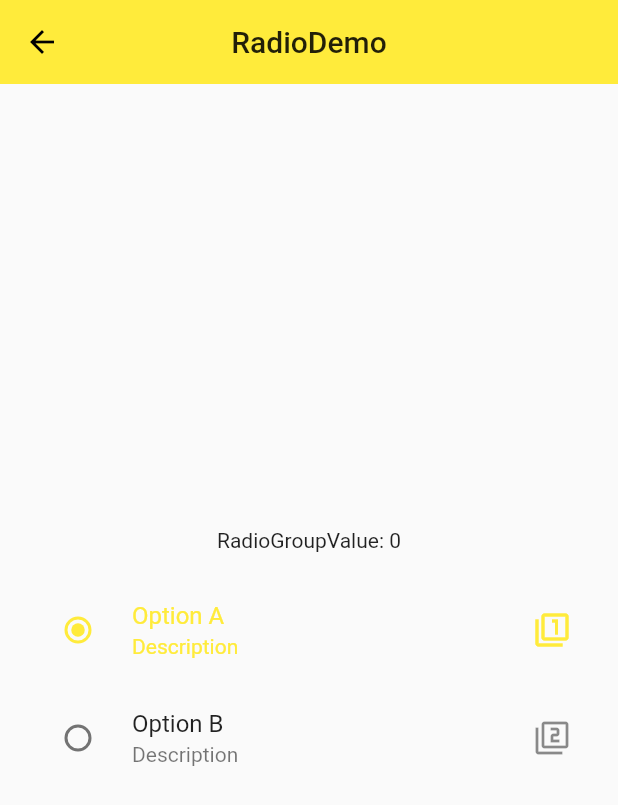
After one commit to RRRMannn/linbaba_flutter, a Flutter app: the screen it shows after launch, after a tap on "Radio", on a phone screen of 412 x 824 dp. The commit adds this screen. Shown: the top 805 px of the screen. Run offline on Flutter 3.47's test engine with Material 2 defaults, Android fonts, the phone set to English and light mode, and no system bars.

Commit message:
多选，单选，滑块，时间选择器的学习

```diff
--- a/lib/widget/components.dart
+++ b/lib/widget/components.dart
@@ -2,6 +2,12 @@ import 'package:flutter/material.dart';
 import 'package:linbaba_flutter/widget/buttons.dart';
 import 'package:linbaba_flutter/widget/floatingbutton.dart';
 import 'package:linbaba_flutter/widget/popupmenubutton.dart';
+import 'package:linbaba_flutter/widget/form.dart';
+import 'package:linbaba_flutter/widget/checkbox.dart';
+import 'package:linbaba_flutter/widget/radio.dart';
+import 'package:linbaba_flutter/widget/switch.dart';
+import 'package:linbaba_flutter/widget/slider.dart';
+import 'package:linbaba_flutter/widget/datetime.dart';
 
 class MaterialComponents extends StatelessWidget {
   @override
@@ -15,6 +21,30 @@ class MaterialComponents extends StatelessWidget {
       ),
       body: ListView(
         children: <Widget>[
+          ListItem(
+            title: "DateTime",
+            page: DateTimeDemo(),
+          ),
+          ListItem(
+            title: "Slider",
+            page: SliderDemo(),
+          ),
+          ListItem(
+            title: "Switch",
+            page: SwitchDemo(),
+          ),
+          ListItem(
+            title: "Radio",
+            page: RadioDemo(),
+          ),
+          ListItem(
+            title: "Checkbox",
+            page: CheckboxDemo(),
+          ),
+          ListItem(
+            title: "Form",
+            page: FormDemo(),
+          ),
           ListItem(
             title: "PopupMenuButton",
             page: PopupMenuButtonDemo(),
--- a/lib/widget/form.dart
+++ b/lib/widget/form.dart
@@ -5,6 +5,11 @@ class FormDemo extends StatelessWidget {
   Widget build(BuildContext context) {
     // TODO: implement build
     return Scaffold(
+      appBar: AppBar(
+        centerTitle: true,
+        title: Text("FormDemo"),
+        elevation: 0,
+      ),
       body: ThemeDemo(),
     );
   }
--- /dev/null
+++ b/lib/widget/radio.dart
@@ -0,0 +1,76 @@
+import 'package:flutter/material.dart';
+
+class RadioDemo extends StatefulWidget{
+  @override
+  State<StatefulWidget> createState() {
+    // TODO: implement createState
+    return RadioDemoState();
+  }
+}
+
+class RadioDemoState extends State<RadioDemo>{
+
+  int _radioGroupA =0;
+
+  void _handlerRadioValueChanged(int value) {
+    setState(() {
+      _radioGroupA=value;
+    });
+  }
+
+  @override
+  Widget build(BuildContext context) {
+    // TODO: implement build
+    return Scaffold(
+      appBar: AppBar(
+        centerTitle: true,
+        title: Text("RadioDemo"),
+        elevation: 0,
+      ),
+      body: Container(
+        padding: EdgeInsets.all(16),
+        child: Column(
+          mainAxisAlignment: MainAxisAlignment.center,
+          children: <Widget>[
+            Text("RadioGroupValue: $_radioGroupA"),
+            SizedBox(height: 16,),
+            RadioListTile(
+              value: 0,
+              groupValue: _radioGroupA,
+              onChanged: _handlerRadioValueChanged,
+              title: Text("Option A"),
+              subtitle: Text("Description"),
+              secondary: Icon(Icons.filter_1),
+              selected: _radioGroupA==0,
+            ),
+            RadioListTile(
+              value: 1,
+              groupValue: _radioGroupA,
+              onChanged: _handlerRadioValueChanged,
+              title: Text("Option B"),
+              subtitle: Text("Description"),
+              secondary: Icon(Icons.filter_2),
+              selected: _radioGroupA==1,
+            ),
+            Row(
+              mainAxisAlignment: MainAxisAlignment.center,
+              children: <Widget>[
+//                Radio(
+//                  value: 0,
+//                  groupValue: _radioGroupA,
+//                  onChanged: _handlerRadioValueChanged,
+//                ),
+//                Radio(
+//                  value: 1,
+//                  groupValue: _radioGroupA,
+//                  onChanged: _handlerRadioValueChanged,
+//                ),
+              ],
+            )
+          ],
+        ),
+      ),
+    );
+  }
+
+}
--- a/pubspec.yaml
+++ b/pubspec.yaml
@@ -19,6 +19,7 @@ environment:
 dependencies:
   flutter:
     sdk: flutter
+  intl: 0.15.8
 
   # The following adds the Cupertino Icons font to your application.
   # Use with the CupertinoIcons class for iOS style icons.
```
Also changed, not shown: lib/widget/checkbox.dart (added, +60 -0 lines), lib/widget/datetime.dart (added, +86 -0 lines), lib/widget/slider.dart (added, +55 -0 lines), lib/widget/switch.dart (added, +59 -0 lines), pubspec.lock.
